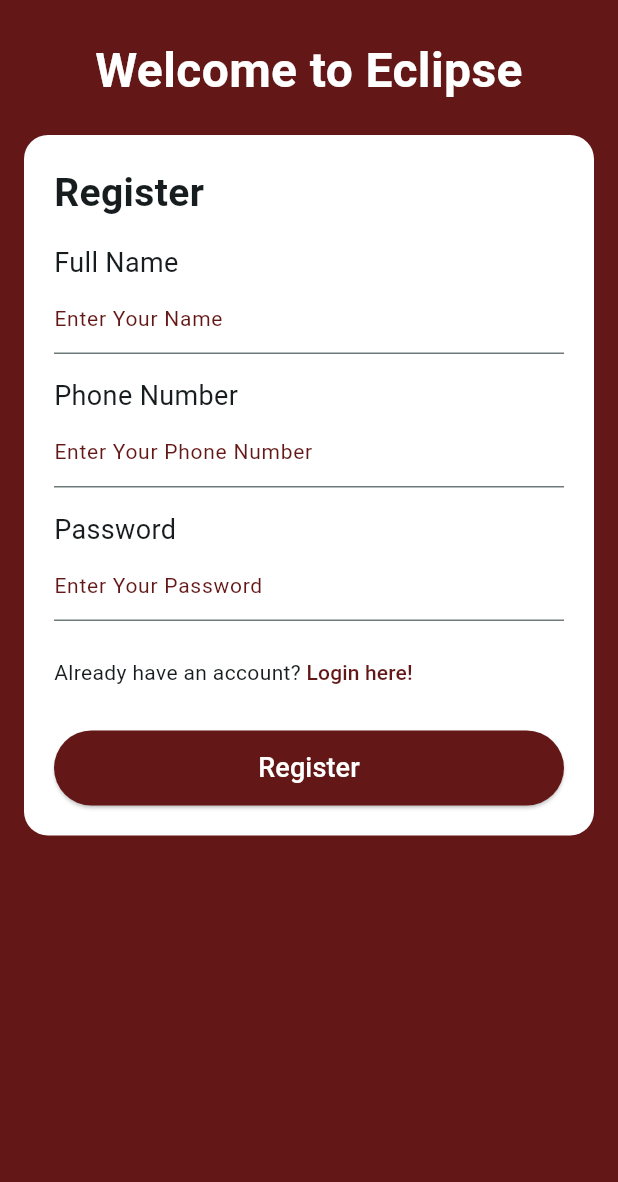
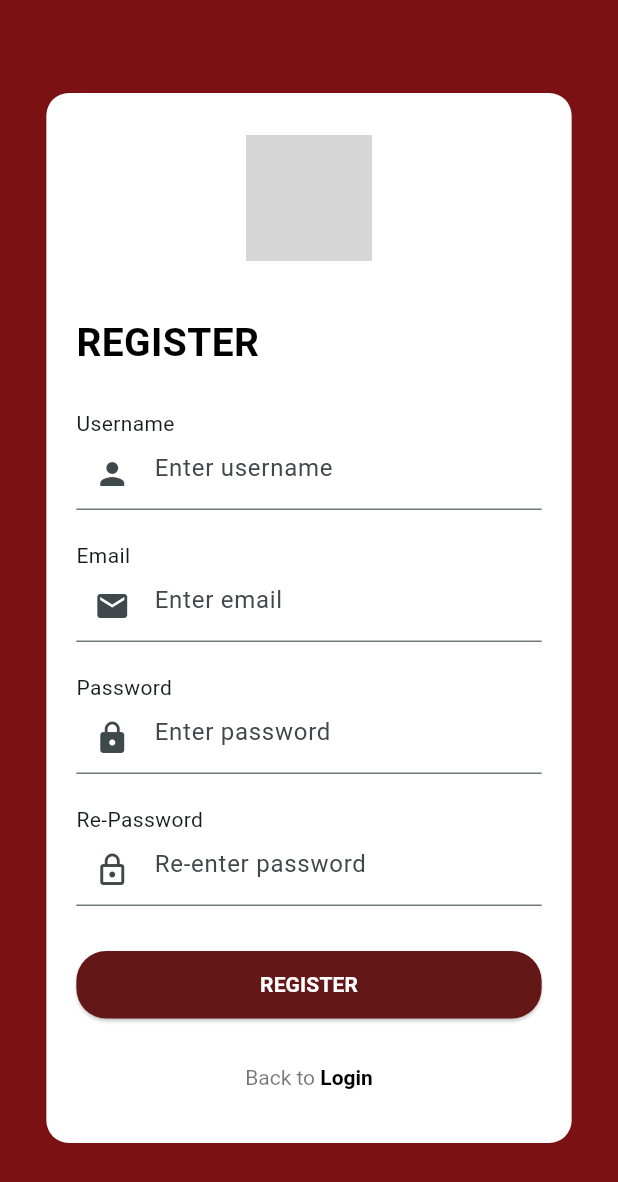
Before and after one commit to choco-byte/eclipse_code, a Flutter app: the RegisterScreen screen opened directly, on a phone screen of 412 x 824 dp. Shown: the top 1182 px of the screen. Run offline on Flutter 3.47's test engine with Material 3 defaults, Android fonts, the phone set to English and light mode, and no system bars; our stand-ins replace flutter_svg; grey boxes are pictures that could not be loaded.

Commit message:
login, register, recover, profile (setting)

```diff
--- a/lib/forget.dart
+++ b/lib/forget.dart
@@ -9,7 +9,10 @@ class MyApp extends StatelessWidget {
 
   @override
   Widget build(BuildContext context) {
-    return MaterialApp(debugShowCheckedModeBanner: false, home: ForgetScreen());
+    return MaterialApp(
+      debugShowCheckedModeBanner: false,
+      home: ForgetScreen(),
+    );
   }
 }
 
@@ -18,7 +21,6 @@ class ForgetScreen extends StatelessWidget {
   Widget build(BuildContext context) {
     return Scaffold(
       backgroundColor: const Color(0xFF641717),
-
       body: Center(
         child: SingleChildScrollView(
           child: Padding(
@@ -43,31 +45,19 @@ class ForgetScreen extends StatelessWidget {
                   ),
                   const SizedBox(height: 10),
                   const Text(
-                    'Enter your registered phone number. We’ll send a verification code.',
+                    "Enter the email associated with your account and we'll send an email with instructions to reset your password.",
                     textAlign: TextAlign.center,
                     style: TextStyle(fontSize: 14, color: Colors.black54),
                   ),
                   const SizedBox(height: 20),
                   const Align(
                     alignment: Alignment.centerLeft,
-                    child: Text('Phone Number', style: TextStyle(fontSize: 16)),
+                    child: Text('Email', style: TextStyle(fontSize: 16)),
                   ),
                   const TextField(
-                    keyboardType: TextInputType.phone,
+                    keyboardType: TextInputType.emailAddress,
                     decoration: InputDecoration(
-                      hintText: '08xxxxxxxxxx',
-                      border: UnderlineInputBorder(),
-                    ),
-                  ),
-                  const SizedBox(height: 15),
-                  const Align(
-                    alignment: Alignment.centerLeft,
-                    child: Text('New Password', style: TextStyle(fontSize: 16)),
-                  ),
-                  const TextField(
-                    obscureText: true,
-                    decoration: InputDecoration(
-                      hintText: 'Enter new password',
+                      hintText: 'xxxxx@gmail.com',
                       border: UnderlineInputBorder(),
                     ),
                   ),
@@ -89,7 +79,9 @@ class ForgetScreen extends StatelessWidget {
                     ),
                   ),
                   const SizedBox(height: 15),
-                  GestureDetector(
+                  MouseRegion(
+                    cursor: SystemMouseCursors.click,
+                    child: GestureDetector(
                       onTap: () {
                         Navigator.pop(context); // kembali ke halaman login
                       },
@@ -98,7 +90,8 @@ class ForgetScreen extends StatelessWidget {
                         style: TextStyle(
                           color: Color(0xFF641717),
                           fontSize: 14,
-
+                          decoration: TextDecoration.underline,
+                        ),
                       ),
                     ),
                   ),
--- a/lib/home_screen.dart
+++ b/lib/home_screen.dart
@@ -46,7 +46,6 @@ class HomeScreen extends StatelessWidget {
                         style: TextStyle(fontWeight: FontWeight.bold)),
                     const Text("Book your favorite movie here"),
                     const SizedBox(height: 10),
-
                     // Banner
                     ClipRRect(
                       borderRadius: BorderRadius.circular(15),
@@ -54,8 +53,6 @@ class HomeScreen extends StatelessWidget {
                     ),
 
                     const SizedBox(height: 20),
-
-
                     _buildSectionHeader("Now Showing", context),
                     const SizedBox(height: 10),
                     SizedBox(
@@ -72,9 +69,8 @@ class HomeScreen extends StatelessWidget {
                       ),
                     ),
 
+                    Divider(height: 1, color: Colors.grey[300]),
                     const SizedBox(height: 20),
-
-
                     _buildSectionHeader("Coming Soon", context),
                     const SizedBox(height: 10),
                     SizedBox(
--- a/lib/navigator.dart
+++ b/lib/navigator.dart
@@ -25,6 +25,7 @@ class _NavState extends State<Nav> {
   @override
   Widget build(BuildContext context) {
     return Scaffold(
+      backgroundColor: Colors.white,
       body: Center(
         child: _widgetOptions.elementAt(_selectedIndex),
       ),
--- a/lib/register.dart
+++ b/lib/register.dart
@@ -1,135 +1,163 @@
+import 'package:eclipse_code/login.dart';
 import 'package:flutter/material.dart';
+import 'package:flutter_svg/flutter_svg.dart';
+import 'package:eclipse_code/home_screen.dart';
 
-void main() {
-  runApp(const MyApp());
+class RegisterScreen extends StatefulWidget {
+  @override
+  State<RegisterScreen> createState() => _RegisterScreenState();
 }
 
-class MyApp extends StatelessWidget {
-  const MyApp({super.key});
-
-  @override
-  Widget build(BuildContext context) {
-    return MaterialApp(
-      debugShowCheckedModeBanner: false,
-      home: RegisterScreen(),
-    );
-  }
-}
-
-class RegisterScreen extends StatelessWidget {
+class _RegisterScreenState extends State<RegisterScreen> {
   @override
   Widget build(BuildContext context) {
     return Scaffold(
-      backgroundColor: const Color(0xFF641717),
-
-      body: SingleChildScrollView(
-        child: Center(
-          child: Padding(
-            padding: const EdgeInsets.symmetric(horizontal: 16.0, vertical: 24),
-            child: Column(
-              children: [
-                const Text(
-                  'Welcome to Eclipse',
-                  style: TextStyle(
-                    fontSize: 32, // diperkecil dari 45
-                    color: Colors.white,
-                    fontWeight: FontWeight.bold,
-                  ),
-                  textAlign: TextAlign.center,
-                ),
-                const SizedBox(height: 20),
-                Container(
-                  width: double.infinity,
+      backgroundColor: const Color(0xFF7B1113),
+      body: Center(
+        child: SingleChildScrollView(
+          child: Container(
+            width: MediaQuery.of(context).size.width * 0.85, // Lebar seperti tampilan login
             padding: const EdgeInsets.all(20),
             decoration: BoxDecoration(
               color: Colors.white,
-                    borderRadius: BorderRadius.circular(16),
+              borderRadius: BorderRadius.circular(15),
             ),
             child: Column(
               crossAxisAlignment: CrossAxisAlignment.start,
               children: [
-                      const Text(
-                        'Register',
-                        style: TextStyle(
-                          fontSize: 26, // diperkecil dari 30
-                          fontWeight: FontWeight.bold,
+                Center(
+                  child: Container(
+                    margin: const EdgeInsets.only(bottom: 8),
+                    width: 100,
+                    height: 100,
+                    padding: const EdgeInsets.all(8),
+                    decoration: const BoxDecoration(
+                      shape: BoxShape.circle,
+                      color: Colors.white,
+                    ),
+                    child: ClipOval(
+                      child: SvgPicture.asset(
+                        'assets/logo_eclipse.svg',
+                        fit: BoxFit.contain,
                       ),
                     ),
-                      const SizedBox(height: 15),
-                      const Text('Full Name', style: TextStyle(fontSize: 18)),
+                  ),
+                ),
+                const Center(
+                  ),
+                const SizedBox(height: 20),
+                const Text(
+                  'REGISTER',
+                  style: TextStyle(
+                    fontSize: 26,
+                    fontWeight: FontWeight.bold,
+                    color: Colors.black,
+                  ),
+                ),
+                const SizedBox(height: 25),
+
+                const Align(
+                  alignment: Alignment.centerLeft,
+                  child: Text('Username', style: TextStyle(fontSize: 14)),
+                ),
                 const TextField(
                   decoration: InputDecoration(
-                          hintText: 'Enter Your Name',
-                          hintStyle: TextStyle(
-                            color: Color(0xFF641717),
-                            fontSize: 14,
+                    prefixIcon: Icon(Icons.person),
+                    hintText: 'Enter username',
+                  ),
+                ),
+                const SizedBox(height: 20),
+
+                const Align(
+                  alignment: Alignment.centerLeft,
+                  child: Text('Email', style: TextStyle(fontSize: 14)),
+                ),
+                const TextField(
+                  decoration: InputDecoration(
+                    prefixIcon: Icon(Icons.mail),
+                    hintText: 'Enter email',
+                  ),
+                ),
+                const SizedBox(height: 20),
+
+                const Align(
+                  alignment: Alignment.centerLeft,
+                  child: Text('Password', style: TextStyle(fontSize: 14)),
+                ),
+                const TextField(
+                  obscureText: true,
+                  decoration: InputDecoration(
+                    prefixIcon: Icon(Icons.lock),
+                    hintText: 'Enter password',
+                  ),
+                ),
+                const SizedBox(height: 20),
+
+                const Align(
+                  alignment: Alignment.centerLeft,
+                  child: Text('Re-Password', style: TextStyle(fontSize: 14)),
+                ),
+                const TextField(
+                  obscureText: true,
+                  decoration: InputDecoration(
+                    prefixIcon: Icon(Icons.lock_outline),
+                    hintText: 'Re-enter password',
+                  ),
+                ),
+                const SizedBox(height: 30),
+
+                SizedBox(
+                  width: double.infinity,
+                  height: 45,
+                  child: ElevatedButton(
+                    style: ElevatedButton.styleFrom(
+                      backgroundColor: const Color(0xFF641717),
+                      foregroundColor: Colors.white,
+                      shape: RoundedRectangleBorder(
+                        borderRadius: BorderRadius.circular(20),
+                      ),
+                    ),
+                    onPressed: () {
+                      Navigator.pushReplacement(
+                        context,
+                        MaterialPageRoute(
+                          builder: (context) => HomeScreen(),
+                        ),
+                      );
+                    },
+                    child: const Text(
+                      'REGISTER',
+                      style: TextStyle(fontWeight: FontWeight.bold),
                     ),
                   ),
                 ),
                 const SizedBox(height: 15),
-                      const Text('Phone Number', style: TextStyle(fontSize: 18)),
-                      const TextField(
-                        keyboardType: TextInputType.phone,
-                        decoration: InputDecoration(
-                          hintText: 'Enter Your Phone Number',
-                          hintStyle: TextStyle(
-                            color: Color(0xFF641717),
-                            fontSize: 14,
+
+                Center(
+                  child: TextButton(
+                    onPressed: () {
+                      Navigator.pushReplacement(
+                        context,
+                        MaterialPageRoute(
+                          builder: (context) => LoginScreen(),
                         ),
-                        ),
-                      ),
-                      const SizedBox(height: 15),
-                      const Text('Password', style: TextStyle(fontSize: 18)),
-                      const TextField(
-                        obscureText: true,
-                        decoration: InputDecoration(
-                          hintText: 'Enter Your Password',
-                          hintStyle: TextStyle(
-                            color: Color(0xFF641717),
-                            fontSize: 14,
-                          ),
-                        ),
-                      ),
-                      const SizedBox(height: 10),
-                      Row(
+                      );
+                    },
+                    child: RichText(
+                      text: const TextSpan(
+                        text: 'Back to ',
+                        style: TextStyle(color: Colors.black54),
                         children: [
-                          const Text("Already have an account? ", style: TextStyle(fontSize: 14)),
-                          TextButton(
-                            onPressed: () {
-                              Navigator.pop(context);
-                            },
-                            style: TextButton.styleFrom(padding: EdgeInsets.zero),
-                            child: const Text(
-                              'Login here!',
+                          TextSpan(
+                            text: 'Login',
                             style: TextStyle(
-                                color: Color(0xFF641717),
-                                fontSize: 14,
-                              ),
+                              fontWeight: FontWeight.bold,
+                              color: Colors.black,
                             ),
                           ),
                         ],
                       ),
-                      const SizedBox(height: 15),
-                      Center(
-                        child: ElevatedButton(
-                          style: ElevatedButton.styleFrom(
-                            backgroundColor: const Color(0xFF641717),
-                            shape: RoundedRectangleBorder(
-                              borderRadius: BorderRadius.circular(25),
                     ),
-                            minimumSize: const Size(double.infinity, 50),
-                          ),
-                          onPressed: () {},
-                          child: const Text(
-                            'Register',
-                            style: TextStyle(
-                              color: Colors.white,
-                              fontSize: 18,
-                            ),
-                          ),
-                        ),
-                      ),
-                    ],
                   ),
                 ),
               ],
```
Also changed, not shown: lib/login.dart (+119 -77 lines), lib/profile.dart (+112 -6 lines). Lines whose indentation alone changed are shown as unchanged.
